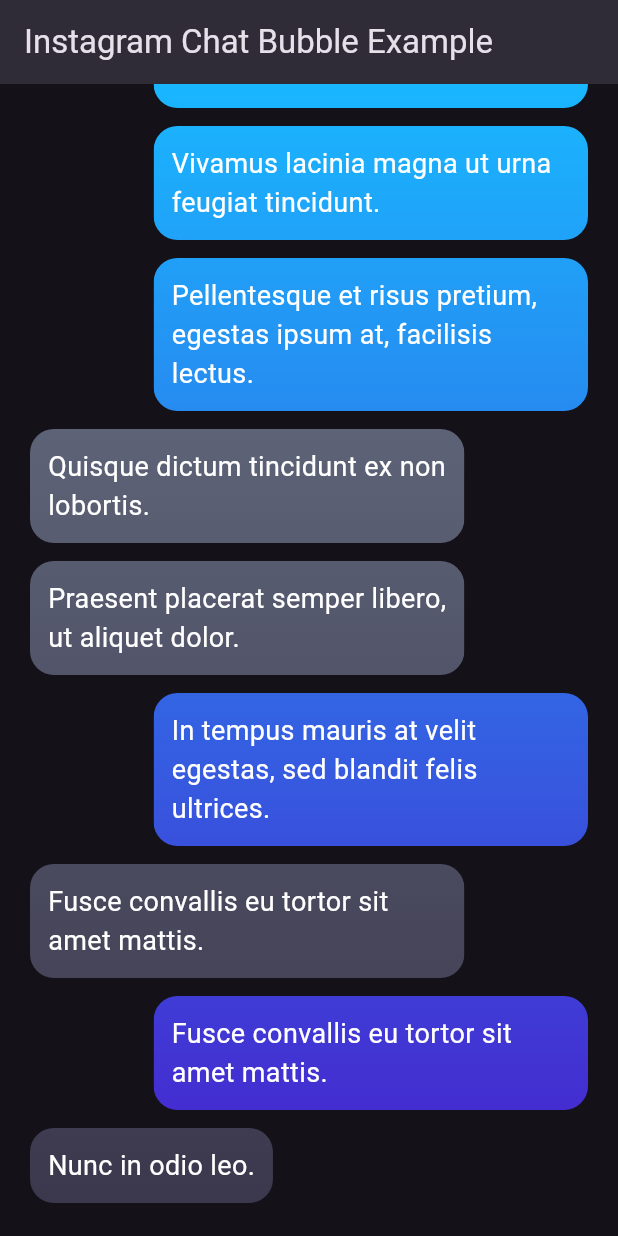
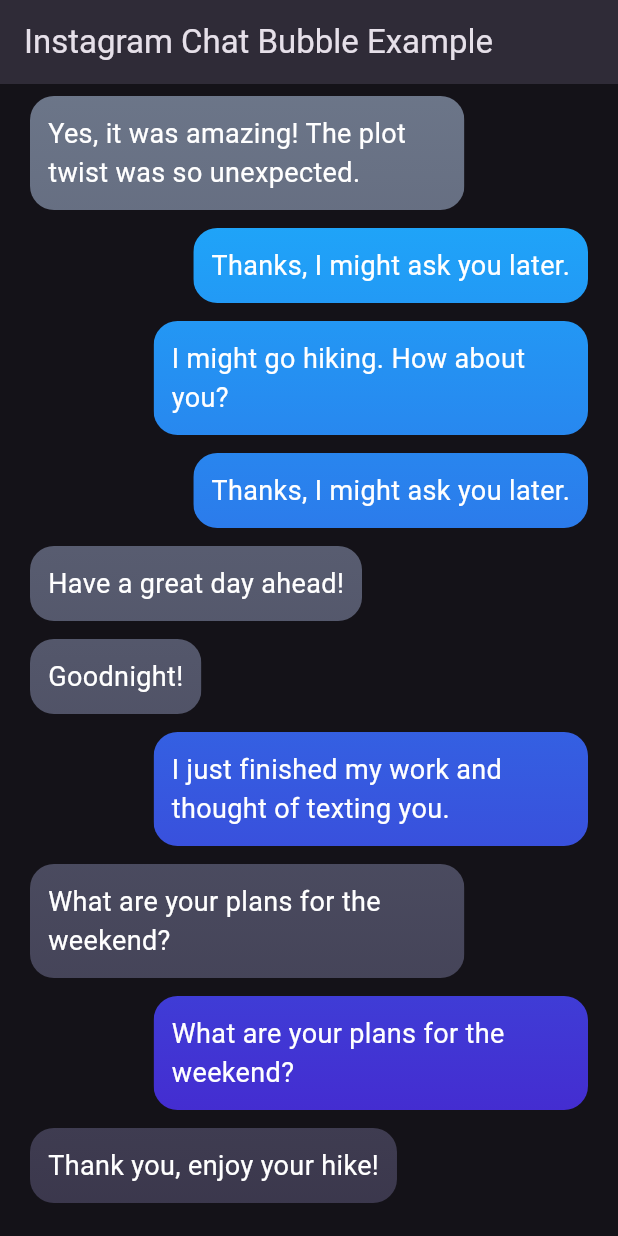
Before and after one commit to Madhan-Rkv-10/instagram-chat-UI, a Flutter app: the screen it shows after launch, on a phone screen of 412 x 824 dp. Run offline on Flutter 3.47's test engine with Material 3 defaults, Android fonts, the phone set to English and light mode, and no system bars.

Commit message:
🏷️ Chore: Update mesages

```diff
--- a/lib/main.dart
+++ b/lib/main.dart
@@ -215,32 +215,32 @@ class MessageGenerator {
   }
 
   static final _exampleData = [
-    'Lorem ipsum dolor sit amet, consectetur adipiscing elit.',
-    'In tempus mauris at velit egestas, sed blandit felis ultrices.',
-    'Ut molestie mauris et ligula finibus iaculis.',
-    'Sed a tempor ligula.',
-    'Test',
-    'Phasellus ullamcorper, mi ut imperdiet consequat, nibh augue condimentum nunc, vitae molestie massa augue nec erat.',
-    'Donec scelerisque, erat vel placerat facilisis, eros turpis egestas nulla, a sodales elit nibh et enim.',
-    'Mauris quis dignissim neque. In a odio leo. Aliquam egestas egestas tempor. Etiam at tortor metus.',
-    'Quisque lacinia imperdiet faucibus.',
-    'Proin egestas arcu non nisl laoreet, vitae iaculis enim volutpat. In vehicula convallis magna.',
-    'Phasellus at diam a sapien laoreet gravida.',
-    'Fusce maximus fermentum sem a scelerisque.',
-    'Nam convallis sapien augue, malesuada aliquam dui bibendum nec.',
-    'Quisque dictum tincidunt ex non lobortis.',
-    'In hac habitasse platea dictumst.',
-    'Ut pharetra ligula libero, sit amet imperdiet lorem luctus sit amet.',
-    'Sed ex lorem, lacinia et varius vitae, sagittis eget libero.',
-    'Vestibulum scelerisque velit sed augue ultricies, ut vestibulum lorem luctus.',
-    'Pellentesque et risus pretium, egestas ipsum at, facilisis lectus.',
-    'Praesent id eleifend lacus.',
-    'Fusce convallis eu tortor sit amet mattis.',
-    'Vivamus lacinia magna ut urna feugiat tincidunt.',
-    'Sed in diam ut dolor imperdiet vehicula non ac turpis.',
-    'Praesent at est hendrerit, laoreet tortor sed, varius mi.',
-    'Nunc in odio leo.',
-    'Praesent placerat semper libero, ut aliquet dolor.',
-    'Vestibulum elementum leo metus, vitae auctor lorem tincidunt ut.',
+    'Hello, how are you today?',
+    'I just finished my work and thought of texting you.',
+    'Do you want to grab some coffee later?',
+    'Sure, what time works for you?',
+    'I am thinking around 5 PM.',
+    'That sounds perfect!',
+    'Let’s meet at our usual spot.',
+    'Got it! See you there.',
+    'By the way, did you check out that movie?',
+    'Yes, it was amazing! The plot twist was so unexpected.',
+    'I agree, it kept me on the edge of my seat.',
+    'Let’s plan to watch another movie soon.',
+    'Absolutely, let’s pick a date later.',
+    'Have a great day ahead!',
+    'You too, take care!',
+    'Hey, did you complete the assignment?',
+    'Not yet, I am working on it right now.',
+    'If you need help, let me know.',
+    'Thanks, I might ask you later.',
+    'No worries, happy to help!',
+    'What are your plans for the weekend?',
+    'I might go hiking. How about you?',
+    'I am thinking of a relaxed weekend with a book.',
+    'That sounds lovely, enjoy your reading time!',
+    'Thank you, enjoy your hike!',
+    'Goodnight!',
+    'Goodnight, sweet dreams!',
   ];
 }
```
